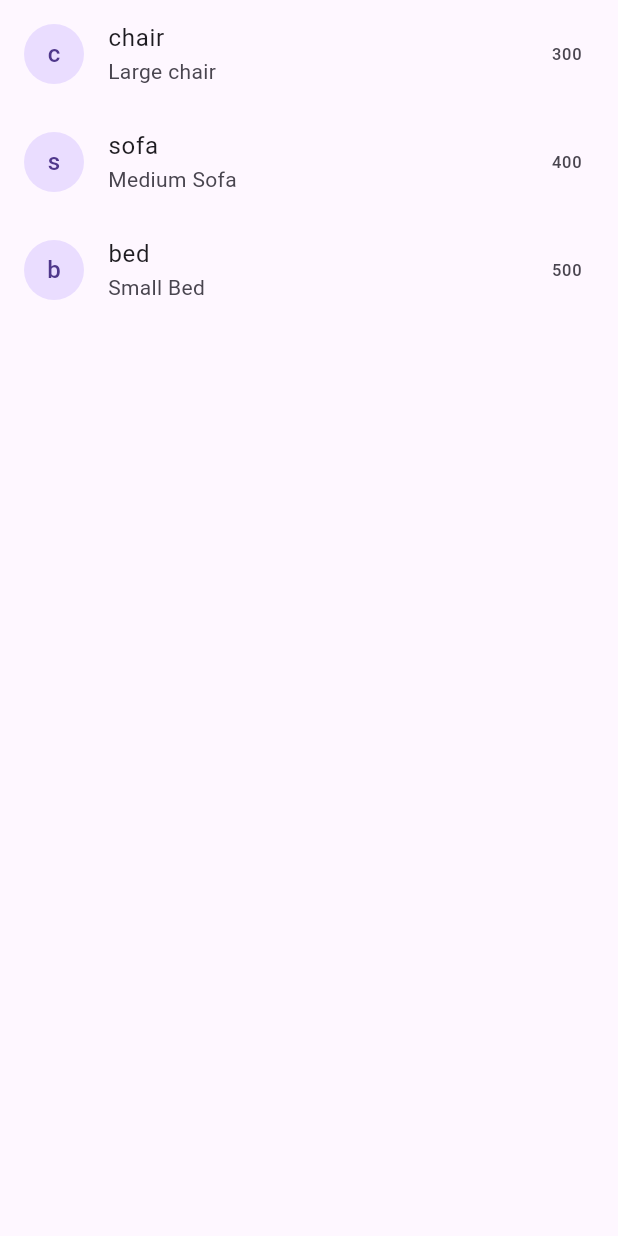
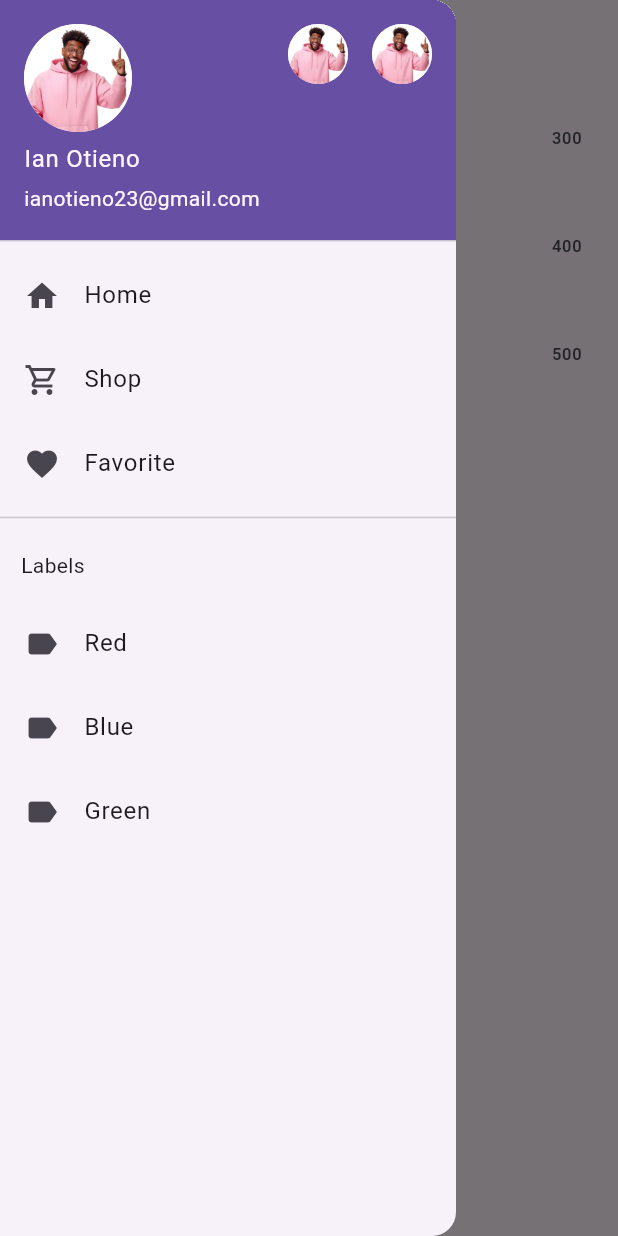
Before and after one commit to ianotieno/MyApp, a Flutter app: the screen it shows after launch, with the side drawer open (before the commit the screen has no drawer), on a phone screen of 412 x 824 dp. Run offline on Flutter 3.47's test engine with Material 3 defaults, Android fonts, the phone set to English and light mode, and no system bars; our stand-ins replace font_awesome_flutter.

Commit message:
update rowncolumn

```diff
--- a/lib/screens/listview2.dart
+++ b/lib/screens/listview2.dart
@@ -9,6 +9,48 @@ class Listview2 extends StatelessWidget {
   @override
   Widget build(BuildContext context) {
     return Scaffold(
+      appBar: AppBar(title: Text("Navigation Drawer"),),
+      drawer: Drawer(
+        child: ListView(
+          children: [
+           UserAccountsDrawerHeader(
+              accountEmail: Text("ianotieno23@gmail.com"),
+              accountName: Text("Ian Otieno"),
+              currentAccountPicture: CircleAvatar(foregroundImage:AssetImage('images/dashboard.png') ,),
+              otherAccountsPictures: [
+                CircleAvatar(foregroundImage:AssetImage('images/dashboard.png') ,),
+                CircleAvatar(foregroundImage:AssetImage('images/dashboard.png') ,),
+              ],
+              ),
+              ListTile(
+                    leading:Icon(Icons.home),title: Text ("Home"),onTap: () => {},
+                  ),
+
+                   ListTile(
+                    leading:Icon(Icons.shopping_cart_outlined),title: Text ("Shop"),onTap: () => {},
+                  ),
+
+                   ListTile(
+                    leading:Icon(Icons.favorite),title: Text ("Favorite"),onTap: () => {},
+                  ),
+                 Divider(),
+             Padding(
+               padding: const EdgeInsets.all(14.0),
+               child: Text("Labels"),
+
+             ),
+              ListTile(
+                    leading:Icon(Icons.label),title: Text ("Red"),onTap: () => {},
+                  ),
+                   ListTile(
+                    leading:Icon(Icons.label),title: Text ("Blue"),onTap: () => {},
+                  ),
+                   ListTile(
+                    leading:Icon(Icons.label),title: Text ("Green"),onTap: () => {},
+                  ),
+          ],
+        ),
+      ),
       body: Center(
         child: ListView.builder(
           itemCount: product.length,
```
